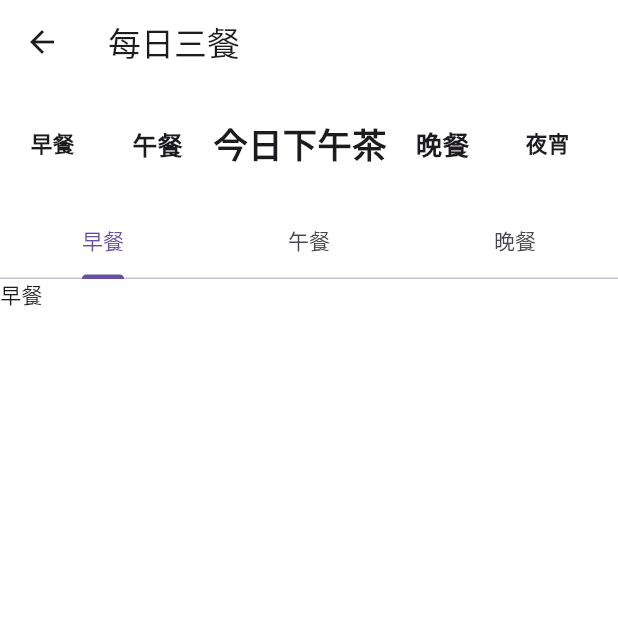
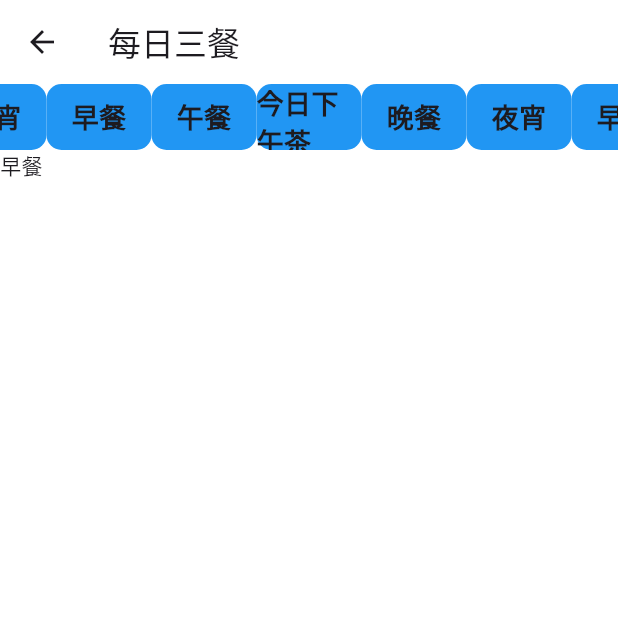
Before and after one commit to luckyczh/deliciousFood, a Flutter app: the RecommendDailyPage screen opened directly, after a tap on "下午茶", on a phone screen of 412 x 824 dp, the top half of it. Run offline on Flutter 3.47's test engine with Material 3 defaults, Android fonts, the phone set to English and light mode, and no system bars; our stand-ins replace cached_network_image, card_swiper, connectivity_plus, dio, flutter_screenutil, fluttertoast and 4 more; accounts and stored records are empty; network calls fail.

```diff
--- a/deliciousfood_flutter/lib/common/widgets/horizental_wheel.dart
+++ b/deliciousfood_flutter/lib/common/widgets/horizental_wheel.dart
@@ -22,12 +22,13 @@ class _HorizontalWheelState extends State<HorizontalWheel> {
   @override
   void initState() {
     super.initState();
-    _virtualItemCount = widget.items.length * 2;
+    _virtualItemCount = widget.items.length * 5;
+    _selectedIndex = widget.selectedIndex;
     _scrollController = ScrollController(
-      initialScrollOffset: (widget.items.length + _selectedIndex) * _itemWidth +
-          _selectedItemWidth / 2 -
-          ScreenUtil.defaultSize.width / 2,
-    );
+        initialScrollOffset:
+            (widget.items.length * 2 + _selectedIndex) * _itemWidth -
+                ScreenUtil().screenWidth / 2 +
+                _itemWidth / 2);
     _scrollController.addListener(_onScroll);
   }
 
@@ -39,9 +40,15 @@ class _HorizontalWheelState extends State<HorizontalWheel> {
   }
 
   void _onScroll() {
-    // final centerOffset =
-    //     _scrollController.offset + (MediaQuery.of(context).size.width / 2);
-    // _selectedIndex = (centerOffset / _itemWidth).round() % widget.items.length;
+    final offset = _scrollController.offset;
+    final count = widget.items.length;
+    final disntance = ScreenUtil().screenWidth / 2 - (_itemWidth / 2);
+    final maxOffset = (count * 3) * _itemWidth - disntance;
+    final minOffset = count * _itemWidth - disntance;
+    final initialOffset = (count * 2) * _itemWidth - disntance;
+    if (offset == maxOffset || offset == minOffset) {
+      _scrollController.jumpTo(initialOffset);
+    }
     setState(() {});
   }
 
@@ -49,16 +56,15 @@ class _HorizontalWheelState extends State<HorizontalWheel> {
     final centerOffset =
         _scrollController.offset + (MediaQuery.of(context).size.width / 2);
     final distanceFromCenter =
-        (index * _itemWidth + (_selectedItemWidth / 2) - centerOffset).abs();
+        (index * _itemWidth + (_itemWidth / 2) - centerOffset).abs();
     const maxDistance = 200;
     final percent = (1 - distanceFromCenter / maxDistance).clamp(0.5, 1) + 0.3;
     return percent;
   }
 
   void _scrollToCenter(int index) {
-    final targetOffset = index * _itemWidth -
-        (MediaQuery.of(context).size.width / 2) +
-        (_selectedItemWidth / 2);
+    final targetOffset =
+        index * _itemWidth - (ScreenUtil().screenWidth / 2) + (_itemWidth / 2);
     _scrollController.animateTo(
       targetOffset,
       duration: const Duration(milliseconds: 300),
@@ -68,26 +74,26 @@ class _HorizontalWheelState extends State<HorizontalWheel> {
 
   @override
   Widget build(BuildContext context) {
-    return Container(
-      height: 80,
+    return SizedBox(
+      height: 44,
       child: ListView.builder(
         controller: _scrollController,
         scrollDirection: Axis.horizontal,
         itemCount: _virtualItemCount,
         itemBuilder: (context, index) {
           final realIndex = index % widget.items.length;
-          final scale = _calculateScale(index);
-          final isSelected = index == _selectedIndex;
+          final scale = 1.0; //_calculateScale(index);
+          final isSelected = _selectedIndex == realIndex;
           return GestureDetector(
             onTap: () {
-              _selectedIndex = index;
+              _selectedIndex = realIndex;
               _scrollToCenter(index);
             },
             child: Container(
-                width: isSelected ? _selectedItemWidth : _itemWidth,
+                width: _itemWidth,
                 alignment: Alignment.center,
                 decoration: BoxDecoration(
-                  color: Colors.white,
+                  color: Colors.blue,
                   borderRadius: BorderRadius.circular(10),
                 ),
                 child: Text(
--- a/deliciousfood_flutter/lib/pages/recommend/page/recommend_daily_page.dart
+++ b/deliciousfood_flutter/lib/pages/recommend/page/recommend_daily_page.dart
@@ -28,20 +28,6 @@ class _RecommendDailyPageState extends State<RecommendDailyPage> {
                     "夜宵",
                   ],
                 ),
-                SizedBox(
-                  height: 50,
-                  child: TabBar(tabs: [
-                    Tab(
-                      text: "早餐",
-                    ),
-                    Tab(
-                      text: "午餐",
-                    ),
-                    Tab(
-                      text: "晚餐",
-                    ),
-                  ]),
-                ),
                 Expanded(
                     child: TabBarView(children: [
                   Text("早餐"),
```
Also changed, not shown: 4 other files.
